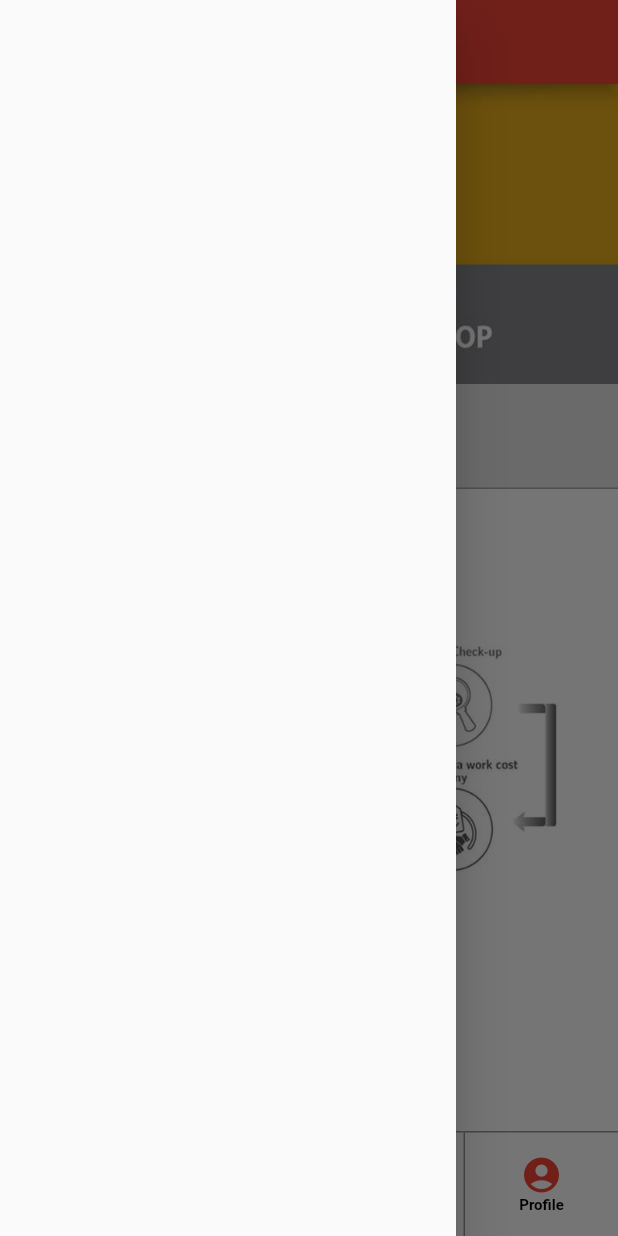
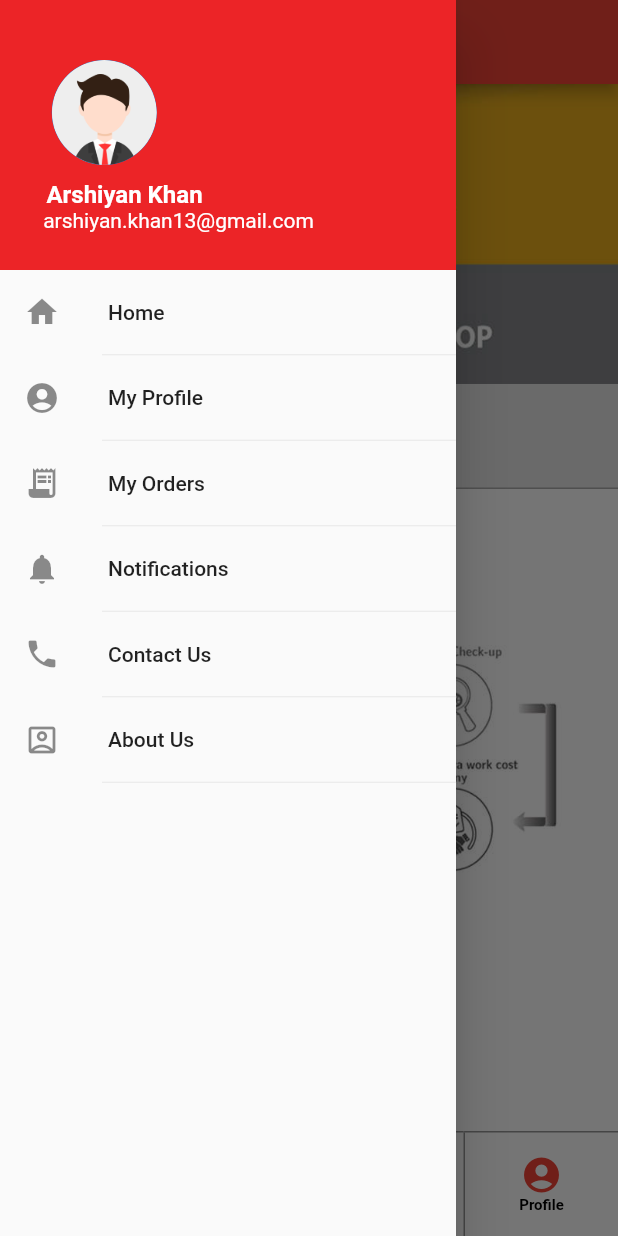
Before and after one commit to arshiyankhan/I-care-about-my-bike-ICAMB, a Flutter app: the screen it shows after launch, with the side drawer open, on a phone screen of 412 x 824 dp. Run offline on Flutter 3.47's test engine with Material 2 defaults, Android fonts, the phone set to English and light mode, and no system bars; drawn by our look-alikes of carousel_slider.

Commit message:
added app drawer

```diff
--- a/lib/widgets/home_page_drawer.dart
+++ b/lib/widgets/home_page_drawer.dart
@@ -6,7 +6,95 @@ class HomePageDrawer extends StatelessWidget {
   @override
   Widget build(BuildContext context) {
     return Drawer(
-
+      child: SingleChildScrollView(
+        child: Column(
+          children: <Widget>[
+            buildHeader(context),
+            buildMenuItems(context),
+          ],
+        ),
+      ),
     );
   }
+
+  Widget buildHeader(BuildContext context) => Container(
+    color: Color(0xFFEC2427),
+    height: 180,
+    width: double.infinity,
+    // padding: EdgeInsets.only(top:20,right: 180),
+    child: Column(
+      children: [
+        Padding(
+          padding: const EdgeInsets.only(top: 40,right: 165),
+          child: CircleAvatar(
+            radius: 35,
+            backgroundImage: AssetImage('assets/profile-pic.png'),
+          ),
+        ),
+        SizedBox(height: 10),
+        Padding(
+          padding: const EdgeInsets.only(right: 138),
+          child: Text(
+            'Arshiyan Khan',
+            style: TextStyle(
+              color: Colors.white,
+              fontSize: 16,
+              fontWeight: FontWeight.w600
+            ),
+            ),
+        ),
+        Padding(
+          padding: const EdgeInsets.only(right: 66),
+          child: Text(
+            'arshiyan.khan13@gmail.com',
+            style: TextStyle(
+              color: Colors.white,
+              fontSize: 14
+            ),
+            ),
+        )
+      ],
+    ),
+  );
+
+  Widget buildMenuItems(BuildContext context) => Column(
+    children: [
+      ListTile(
+        leading: Icon(Icons.home),
+        title: Text('Home'),
+        onTap: (){},
+      ),
+      Divider(color: Colors.grey[400]?.withOpacity(0.3),height: 1,indent: 68,),
+      ListTile(
+        leading: Icon(Icons.account_circle),
+        title: Text('My Profile'),
+        onTap: (){},
+      ),
+      Divider(color: Colors.grey[400]?.withOpacity(0.3),height: 1,indent: 68,),
+      ListTile(
+        leading: Icon(Icons.receipt_long),
+        title: Text('My Orders'),
+        onTap: (){},
+      ),
+      Divider(color: Colors.grey[400]?.withOpacity(0.3),height: 1,indent: 68,),
+      ListTile(
+        leading: Icon(Icons.notifications),
+        title: Text('Notifications'),
+        onTap: (){},
+      ),
+      Divider(color: Colors.grey[400]?.withOpacity(0.3),height: 1,indent: 68,),
+      ListTile(
+        leading: Icon(Icons.phone),
+        title: Text('Contact Us'),
+        onTap: (){},
+      ),
+      Divider(color: Colors.grey[400]?.withOpacity(0.3),height: 1,indent: 68,),
+      ListTile(
+        leading: Icon(Icons.account_box_outlined),
+        title: Text('About Us'),
+        onTap: (){},
+      ),
+      Divider(color: Colors.grey[400]?.withOpacity(0.3),height: 1,indent: 68,),
+    ],
+  );
 }
```
Also changed, not shown: assets/profile-pic.png (added).
